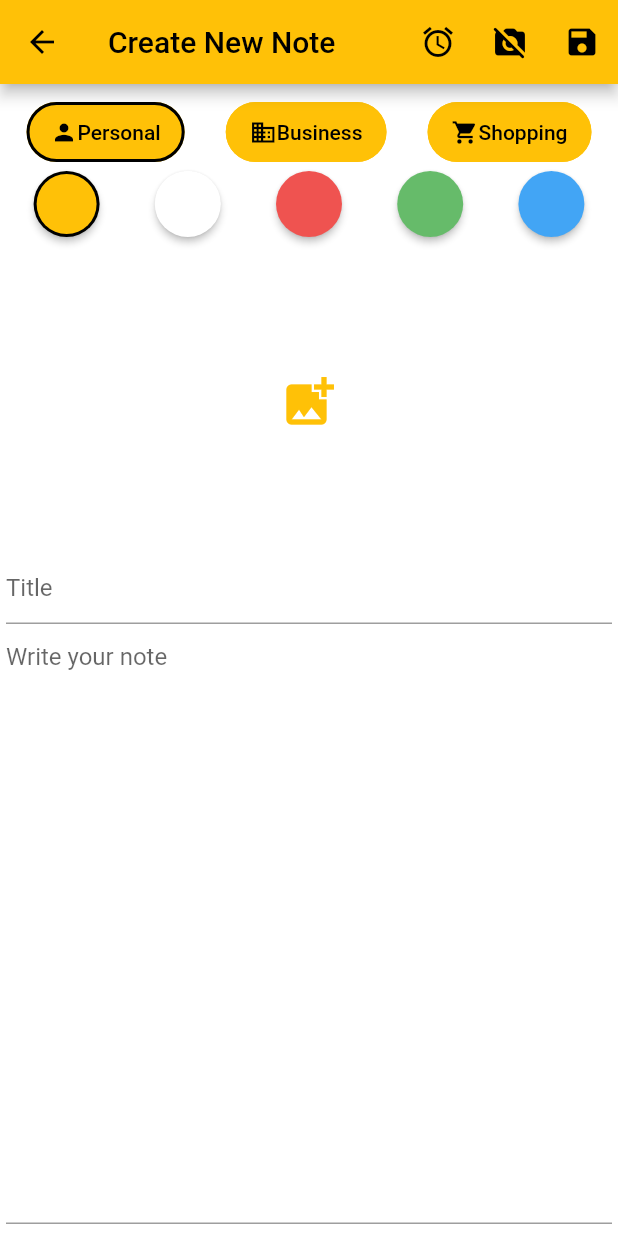
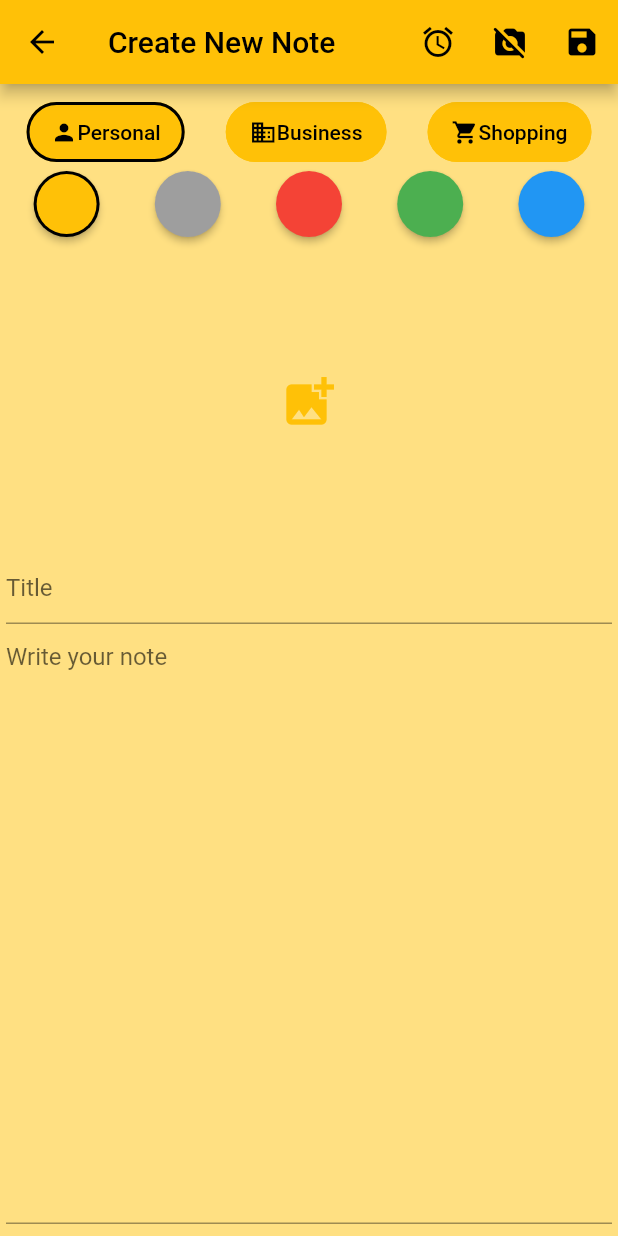
Before and after one commit to Dofujikashi/notepad_flutter, a Flutter app: the screen it shows after launch, after a tap on the "add" icon, on a phone screen of 412 x 824 dp. Run offline on Flutter 3.47's test engine with Material 2 defaults, Android fonts, the light colour scheme and no system bars; our stand-ins replace floor, get, image_picker, sqflite; accounts and stored records are empty; generated files the repository leaves out were written again.

Commit message:
improved & added new functionality, it has some bugs

```diff
--- a/lib/core/note_color.dart
+++ b/lib/core/note_color.dart
@@ -2,12 +2,11 @@ import 'package:flutter/material.dart';
 
 enum NoteColor {
   amber(Colors.amber),
-  white(Colors.white),
-  red(Color(0xFFEF5350)),
-  green(Color(0xFF66BB6A)),
-  blue(Color(0xFF42A5F5)),
-  black(Colors.black);
+  grey(Colors.grey),
+  red(Colors.red),
+  green(Colors.green),
+  blue(Colors.blue);
 
-  final Color color;
+  final MaterialColor color;
   const NoteColor(this.color);
 }
--- a/lib/features/controller/home_screen_controller.dart
+++ b/lib/features/controller/home_screen_controller.dart
@@ -1,12 +1,37 @@
+import 'package:flutter/material.dart';
 import 'package:get/get.dart';
 import 'package:notepad_flutter/core/note_category.dart';
-import 'package:notepad_flutter/features/data/dao/note_dao.dart';
+import 'package:notepad_flutter/features/controller/main_controller.dart';
+import 'package:notepad_flutter/features/data/entity/note.dart';
 
 class HomeScreenController extends GetxController {
-  final NoteDao noteDao;
+  final MainController m = Get.find();
 
-  HomeScreenController({required this.noteDao});
+  var categoryIcon = Icons.all_inclusive.obs;
+  var selectedCategory = NoteCategory.all.obs;
+  var isSearching = false.obs;
+  var searchText = ''.obs;
 
-  var title = 'My Notes'.obs;
-  var selectedCategory = NoteCategory.all.obs;
+  /// Returns Icon based on Category.
+  IconData getCategoryIcon(NoteCategory category) {
+    switch (category) {
+      case NoteCategory.personal:
+        return Icons.person;
+      case NoteCategory.business:
+        return Icons.business;
+      case NoteCategory.shopping:
+        return Icons.shopping_cart;
+      case NoteCategory.all:
+        return Icons.all_inclusive;
+    }
+  }
+
+  /// Data stream for home page.
+  Stream<List<Note>> getStream() {
+    return (isSearching.value == false)
+        ? (selectedCategory.value == NoteCategory.all)
+            ? m.noteDao.getNotes()
+            : m.noteDao.getNotesByCategory(selectedCategory.value.index)
+        : m.noteDao.getNotesBySearch('%${searchText.value}%');
+  }
 }
--- /dev/null
+++ b/lib/features/controller/main_controller.dart
@@ -0,0 +1,8 @@
+import 'package:get/get.dart';
+import 'package:notepad_flutter/features/data/dao/note_dao.dart';
+
+class MainController extends GetxController {
+  final NoteDao noteDao;
+
+  MainController(this.noteDao);
+}
--- a/lib/features/controller/note_screen_controller.dart
+++ b/lib/features/controller/note_screen_controller.dart
@@ -1,15 +1,26 @@
 import 'package:flutter/material.dart';
 import 'package:get/get.dart';
+import 'package:notepad_flutter/features/controller/main_controller.dart';
 import '../../core/note_category.dart';
 import '../../core/note_color.dart';
 
 class NoteScreenController extends GetxController {
+  final MainController m = Get.find();
+
   var selectedCategory = NoteCategory.personal.obs;
   var selectedColor = NoteColor.amber.obs;
+  var pageColor = Colors.amber.shade200.obs;
   var title = '';
   var body = '';
   var alarm = ''.obs;
 
+  /// If the user came to update, sets the background color of the NoteScreen.
+  void setPageColor(NoteColor? color) {
+    pageColor.value = color?.color.shade200 ?? Colors.amber.shade200;
+  }
+
+  /// If the user came to update, sets the AlarmWidgets text with the selected
+  /// time.
   void setStringOfAlarm(TimeOfDay? noteAlarm) {
     if (noteAlarm != null) {
       alarm.value = '${noteAlarm.hour}:${noteAlarm.minute}';
@@ -26,6 +37,7 @@ class NoteScreenController extends GetxController {
     return int.parse(alarm.value.split(':')[1]);
   }
 
+  /// For adding zeros to the AlarmWidget's text if hour/minute is less than 10.
   String getAlarmText() {
     String alarmText = '';
     int hour = int.parse(alarm.value.split(':')[0]);
--- a/lib/features/data/dao/note_dao.dart
+++ b/lib/features/data/dao/note_dao.dart
@@ -8,6 +8,9 @@ abstract class NoteDao {
 
   @Query('SELECT * FROM Note WHERE category = :categoryIndex')
   Stream<List<Note>> getNotesByCategory(int categoryIndex);
+
+  @Query('SELECT * FROM Note WHERE title LIKE :title')
+  Stream<List<Note>> getNotesBySearch(String title);
 
   @insert
   Future<void> insertNote(Note note);
--- a/lib/features/presentation/pages/home_screen.dart
+++ b/lib/features/presentation/pages/home_screen.dart
@@ -1,21 +1,16 @@
 import 'package:flutter/material.dart';
 import 'package:get/get.dart';
-import 'package:notepad_flutter/core/note_category.dart';
 import 'package:notepad_flutter/features/controller/home_screen_controller.dart';
 import 'package:notepad_flutter/features/presentation/pages/dialogs/category_dialog.dart';
 import 'package:notepad_flutter/features/presentation/widgets/note_card.dart';
-import '../../data/dao/note_dao.dart';
 import '../../data/entity/note.dart';
 import 'dialogs/delete_note_dialog.dart';
 import 'note_screen.dart';
 
 ///This is the home page where the user can see all their notes.
 class HomeScreen extends StatefulWidget {
-  final NoteDao noteDao;
-
-  HomeScreen({
+  const HomeScreen({
     Key? key,
-    required this.noteDao,
   }) : super(key: key);
 
   @override
@@ -23,17 +18,31 @@ class HomeScreen extends StatefulWidget {
 }
 
 class _HomeScreenState extends State<HomeScreen> {
-  late final c = Get.put(HomeScreenController(noteDao: widget.noteDao));
+  final c = Get.put(HomeScreenController());
 
   @override
   Widget build(BuildContext context) {
     return Scaffold(
       appBar: AppBar(
-        title: Obx(() => Text(c.title.value)),
+        leading: Obx(() => Icon(c.categoryIcon.value)),
+
+        /// Search Notes Text Field
+        title: TextField(
+          decoration: const InputDecoration(
+            hintText: 'Search your notes...',
+          ),
+          onChanged: (value) {
+            if (value.isNotEmpty) {
+              c.isSearching.value = true;
+              c.searchText.value = value;
+            } else {
+              c.isSearching.value = false;
+              c.searchText.value = '';
+            }
+          },
+        ),
         actions: [
-          /// By default, the app shows all the notes, but the user can
-          /// change the category using this button. Note that the AppBar
-          /// title also changes when changing category.
+          /// Category Selection Action
           IconButton(
             onPressed: () {
               showDialog(context: context, builder: (_) => CategoryDialog());
@@ -60,10 +69,7 @@ class _HomeScreenState extends State<HomeScreen> {
         children: [
           Obx(
             () => StreamBuilder<List<Note>>(
-              stream: (c.selectedCategory.value == NoteCategory.all)
-                  ? widget.noteDao.getNotes()
-                  : widget.noteDao
-                      .getNotesByCategory(c.selectedCategory.value.index),
+              stream: c.getStream(),
               builder: (_, snapshot) {
                 if (!snapshot.hasData) {
                   return Container();
@@ -78,7 +84,6 @@ class _HomeScreenState extends State<HomeScreen> {
                     itemCount: notes.length,
                     itemBuilder: (_, index) {
                       return NoteCard(
-                        noteDao: widget.noteDao,
                         note: notes[index],
                         onDismissed: () async {
                           final result = await showDialog(
@@ -87,7 +92,7 @@ class _HomeScreenState extends State<HomeScreen> {
                           );
 
                           if (result != null && result == true) {
-                            widget.noteDao.deleteNote(notes[index]);
+                            c.m.noteDao.deleteNote(notes[index]);
                           }
 
                           setState(() {
@@ -104,12 +109,10 @@ class _HomeScreenState extends State<HomeScreen> {
         ],
       ),
 
-      /// The user can create new notes by using this button.
+      /// Create Note Button
       floatingActionButton: FloatingActionButton(
         child: const Icon(Icons.add),
-        onPressed: () {
-          Get.to(() => NoteScreen(noteDao: widget.noteDao));
-        },
+        onPressed: () => Get.to(() => const NoteScreen()),
       ),
     );
   }
--- a/lib/features/presentation/pages/note_screen.dart
+++ b/lib/features/presentation/pages/note_screen.dart
@@ -1,11 +1,9 @@
 import 'dart:typed_data';
-
 import 'package:flutter/material.dart';
 import 'package:image_picker/image_picker.dart';
 import 'package:notepad_flutter/core/note_category.dart';
 import 'package:notepad_flutter/core/note_color.dart';
 import 'package:notepad_flutter/features/controller/note_screen_controller.dart';
-import 'package:notepad_flutter/features/data/dao/note_dao.dart';
 import 'package:notepad_flutter/features/presentation/widgets/alarm_widget.dart';
 import 'package:notepad_flutter/features/presentation/widgets/category_picker_row.dart';
 import '../../data/entity/note.dart';
@@ -15,13 +13,11 @@ import 'package:get/get.dart';
 /// This is the detailed note screen, where the user can create/update
 /// their notes.
 class NoteScreen extends StatefulWidget {
-  final NoteDao noteDao;
   final Note? note;
 
-  NoteScreen({
+  const NoteScreen({
     Key? key,
     this.note,
-    required this.noteDao,
   }) : super(key: key);
 
   @override
@@ -41,11 +37,16 @@ class _NoteScreenState extends State<NoteScreen> {
     c.selectedCategory.value = widget.note?.category ?? NoteCategory.personal;
     c.selectedColor.value = widget.note?.color ?? NoteColor.amber;
     c.setStringOfAlarm(widget.note?.alarm);
+    c.setPageColor(widget.note?.color);
 
-    return Scaffold(
+    return Obx(
+      () => Scaffold(
+        backgroundColor: c.pageColor.value,
         appBar: AppBar(
+          backgroundColor: c.selectedColor.value.color,
           title: Text(widget.note?.title ?? 'Create New Note'),
           actions: [
+            /// Set Alarm Action
             IconButton(
                 onPressed: () async {
                   final time = await showTimePicker(
@@ -64,6 +65,8 @@ class _NoteScreenState extends State<NoteScreen> {
                   }
                 },
                 icon: const Icon(Icons.alarm)),
+
+            /// Remove Image Action
             IconButton(
               onPressed: () {
                 setState(() {
@@ -73,12 +76,7 @@ class _NoteScreenState extends State<NoteScreen> {
               icon: const Icon(Icons.no_photography_rounded),
             ),
 
-          /// This button controls the fields required for the database and
-          /// create/update a note, but if the requirement are not met,
-          /// error messages will show up.
-          ///
-          /// It creates a new note if the user came to this page by using
-          /// the floating action button. Otherwise it will update the note.
+            /// Create/Update Action
             IconButton(
               onPressed: () {
                 if (formKey.currentState!.validate()) {
@@ -97,8 +95,8 @@ class _NoteScreenState extends State<NoteScreen> {
                         : null,
                   );
                   (widget.note == null)
-                    ? widget.noteDao.insertNote(n)
-                    : widget.noteDao.updateNote(n);
+                      ? c.m.noteDao.insertNote(n)
+                      : c.m.noteDao.updateNote(n);
                   Get.back();
                 }
               },
@@ -112,12 +110,15 @@ class _NoteScreenState extends State<NoteScreen> {
             key: formKey,
             child: Column(
               children: [
+                /// Alarm Widget
                 Obx(
                   () => (c.alarm.value == '') ? Container() : AlarmCard(),
                 ),
                 CategoryPickerRow(),
                 ColorPickerRow(),
                 const SizedBox(height: 8),
+
+                /// Image Display
                 Expanded(
                   flex: 1,
                   child: TextButton(
@@ -134,11 +135,17 @@ class _NoteScreenState extends State<NoteScreen> {
                     child: SizedBox(
                       width: double.infinity,
                       child: (image == null)
-                        ? const Icon(Icons.add_photo_alternate, size: 40)
+                          ? Icon(
+                              Icons.add_photo_alternate,
+                              size: 40,
+                              color: c.selectedColor.value.color,
+                            )
                           : Image.memory(image!.bytes),
                     ),
                   ),
                 ),
+
+                /// Title Text Field
                 TextFormField(
                   initialValue: widget.note?.title,
                   decoration: const InputDecoration(
@@ -153,6 +160,8 @@ class _NoteScreenState extends State<NoteScreen> {
                     }
                   },
                 ),
+
+                /// Note Text Field
                 Expanded(
                   flex: 2,
                   child: TextFormField(
@@ -175,6 +184,7 @@ class _NoteScreenState extends State<NoteScreen> {
             ),
           ),
         ),
+      ),
     );
   }
 }
--- a/lib/features/presentation/widgets/alarm_widget.dart
+++ b/lib/features/presentation/widgets/alarm_widget.dart
@@ -9,6 +9,9 @@ class AlarmCard extends StatelessWidget {
   @override
   Widget build(BuildContext context) {
     return FilledButton(
+      style: FilledButton.styleFrom(
+        backgroundColor: c.selectedColor.value.color,
+      ),
       onPressed: () => c.alarm.value = '',
       child: Obx(
         () => Row(
--- a/lib/features/presentation/widgets/category_button.dart
+++ b/lib/features/presentation/widgets/category_button.dart
@@ -1,7 +1,6 @@
 import 'package:flutter/material.dart';
 import 'package:notepad_flutter/features/controller/note_screen_controller.dart';
 import 'package:get/get.dart';
-import '../../../core/note_color.dart';
 
 class CategoryButton extends StatelessWidget {
   final Function function;
@@ -23,11 +22,12 @@ class CategoryButton extends StatelessWidget {
       () => FilledButton(
         onPressed: () => function.call(),
         style: OutlinedButton.styleFrom(
+          backgroundColor: c.selectedColor.value.color,
           side: BorderSide(
             width: 2,
             color: (c.selectedCategory.value.name == title.toLowerCase())
                 ? Colors.black
-                : NoteColor.amber.color,
+                : c.selectedColor.value.color,
           ),
         ),
         child: Row(
--- a/lib/features/presentation/widgets/color_picker_row.dart
+++ b/lib/features/presentation/widgets/color_picker_row.dart
@@ -17,23 +17,38 @@ class ColorPickerRow extends StatelessWidget {
       mainAxisAlignment: MainAxisAlignment.spaceAround,
       children: [
         ColorButton(
-          function: () => c.selectedColor.value = NoteColor.amber,
+          function: () {
+            c.selectedColor.value = NoteColor.amber;
+            c.pageColor.value = NoteColor.amber.color.shade200;
+          },
           color: NoteColor.amber.color,
         ),
         ColorButton(
-          function: () => c.selectedColor.value = NoteColor.white,
-          color: NoteColor.white.color,
+          function: () {
+            c.selectedColor.value = NoteColor.grey;
+            c.pageColor.value = NoteColor.grey.color.shade200;
+          },
+          color: NoteColor.grey.color,
         ),
         ColorButton(
-          function: () => c.selectedColor.value = NoteColor.red,
+          function: () {
+            c.selectedColor.value = NoteColor.red;
+            c.pageColor.value = NoteColor.red.color.shade200;
+          },
           color: NoteColor.red.color,
         ),
         ColorButton(
-          function: () => c.selectedColor.value = NoteColor.green,
+          function: () {
+            c.selectedColor.value = NoteColor.green;
+            c.pageColor.value = NoteColor.green.color.shade200;
+          },
           color: NoteColor.green.color,
         ),
         ColorButton(
-          function: () => c.selectedColor.value = NoteColor.blue,
+          function: () {
+            c.selectedColor.value = NoteColor.blue;
+            c.pageColor.value = NoteColor.blue.color.shade200;
+          },
           color: NoteColor.blue.color,
         ),
       ],
--- a/lib/main.dart
+++ b/lib/main.dart
@@ -1,5 +1,6 @@
 import 'package:flutter/material.dart';
 import 'package:get/get.dart';
+import 'package:notepad_flutter/features/controller/main_controller.dart';
 import 'features/data/dao/note_dao.dart';
 import 'features/data/database/database.dart';
 import 'features/presentation/pages/home_screen.dart';
@@ -23,13 +24,14 @@ class MyApp extends StatelessWidget {
 
   @override
   Widget build(BuildContext context) {
+    final m = Get.put(MainController(noteDao));
     return GetMaterialApp(
       theme: ThemeData.from(
         colorScheme: ColorScheme.fromSwatch(
           primarySwatch: Colors.amber,
         ),
       ),
-      home: HomeScreen(noteDao: noteDao),
+      home: const HomeScreen(),
       debugShowCheckedModeBanner: false,
     );
   }
```
Also changed, not shown: lib/features/presentation/pages/dialogs/category_dialog.dart (+4 -5 lines), lib/features/presentation/widgets/note_card.dart (+8 -35 lines), lib/features/data/database/database.g.dart. Lines whose indentation alone changed are shown as unchanged.
